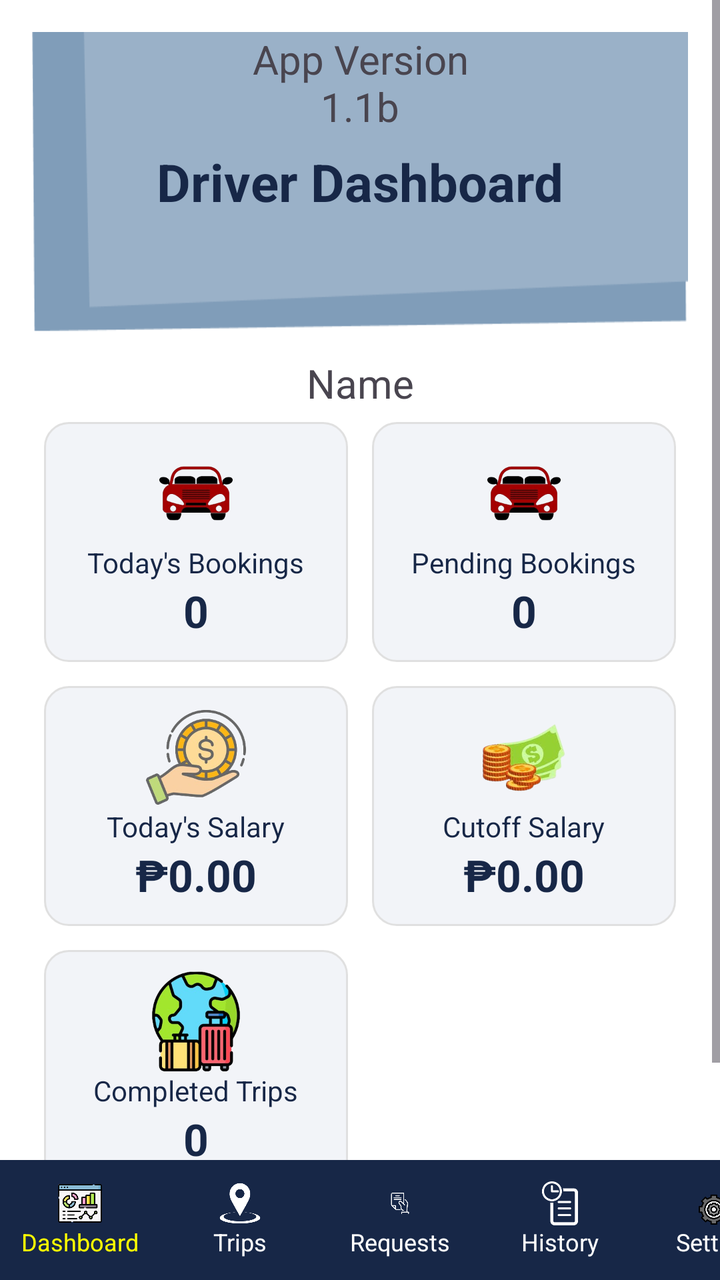
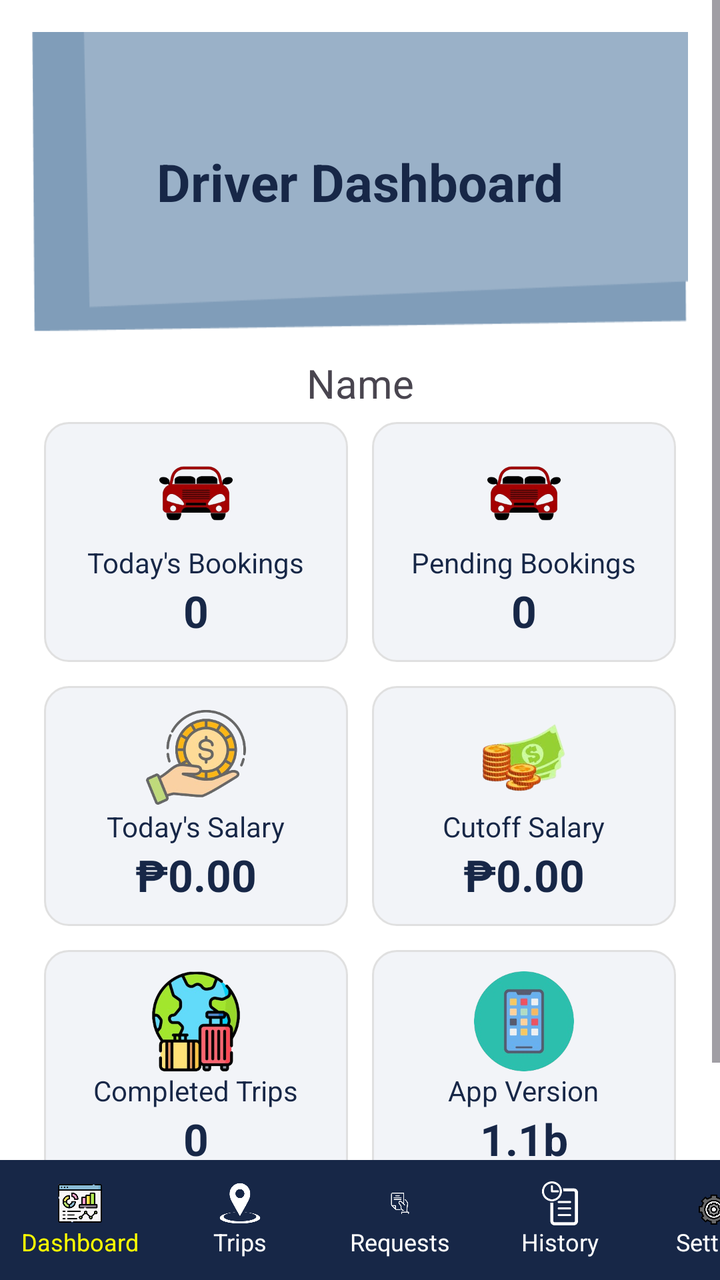

Two renders of the same Android screen: before a commit and after it. Below are the layout's source before the change and the commit's diff.
<!-- AndroidManifest.xml: application theme Theme.OLStar -->
<!-- res/layout/activity_dashboard.xml -->
<?xml version="1.0" encoding="utf-8"?>
<LinearLayout xmlns:android="http://schemas.android.com/apk/res/android"
    xmlns:tools="http://schemas.android.com/tools"
    xmlns:app="http://schemas.android.com/apk/res-auto"
    android:id="@+id/main"
    android:layout_width="match_parent"
    android:layout_height="match_parent"
    tools:context=".drivers.DashboardActivity"
    android:orientation="vertical"
    android:fitsSystemWindows="true"
    android:background="#FFFFFF">

    

    <ScrollView
        android:layout_width="match_parent"
        android:layout_height="0dp"
        android:layout_weight="1">

        <LinearLayout
            android:layout_width="match_parent"
            android:layout_height="wrap_content"
            android:orientation="vertical"
            android:padding="16dp">

            
            <FrameLayout
                android:layout_width="match_parent"
                android:layout_height="150dp"
                android:layout_marginBottom="12dp">

                <ImageView
                    android:layout_width="match_parent"
                    android:layout_height="match_parent"
                    android:src="@drawable/background_event"
                    android:scaleType="fitXY"/>

                <TextView
                    android:layout_gravity="center"
                    android:text="Driver Dashboard"
                    android:textSize="26sp"
                    android:textStyle="bold"
                    android:textColor="#172747"
                    android:layout_height="wrap_content"
                    android:layout_width="wrap_content"/>

                <TextView
                    android:layout_width="match_parent"
                    android:layout_height="wrap_content"
                    android:text="App Version\n1.1b"
                    android:textSize="20dp"
                    android:textAlignment="center"/>
            </FrameLayout>

            <TextView
                android:id="@+id/tvName"
                android:layout_width="match_parent"
                android:layout_height="wrap_content"
                android:text="Name"
                android:textAlignment="center"
                android:textSize="20dp" />

            
            <GridLayout
                android:layout_width="match_parent"
                android:layout_height="wrap_content"
                android:columnCount="2"
                android:layout_marginBottom="16dp">

                
                <LinearLayout
                    android:id="@+id/llTodaysBookings"
                    android:layout_width="0dp"
                    android:layout_height="120dp"
                    android:layout_columnWeight="1"
                    android:layout_margin="6dp"
                    android:background="@drawable/dashboard_card_bg"
                    android:gravity="center"
                    android:orientation="vertical">

                    <ImageView
                        android:layout_width="50dp"
                        android:layout_height="50dp"
                        android:src="@drawable/ic_car_icon"/>

                    <TextView
                        android:text="Today's Bookings"
                        android:textSize="14sp"
                        android:layout_height="wrap_content"
                        android:layout_width="wrap_content"
                        android:textColor="#172747"/>

                    <TextView
                        android:id="@+id/tvTotalBookings"
                        android:text="0"
                        android:textStyle="bold"
                        android:textSize="22sp"
                        android:layout_height="wrap_content"
                        android:layout_width="wrap_content"
                        android:textColor="#172747"/>
                </LinearLayout>

                
                <LinearLayout
                    android:layout_width="0dp"
                    android:layout_height="120dp"
                    android:layout_columnWeight="1"
                    android:layout_margin="6dp"
                    android:background="@drawable/dashboard_card_bg"
                    android:gravity="center"
                    android:orientation="vertical">

                    <ImageView
                        android:layout_width="50dp"
                        android:layout_height="50dp"
                        android:src="@drawable/ic_car_icon"/>

                    <TextView
                        android:text="Pending Bookings"
                        android:textSize="14sp"
                        android:layout_height="wrap_content"
                        android:layout_width="wrap_content"
                        android:textColor="#172747"/>

                    <TextView
                        android:id="@+id/tvPendingBookings"
                        android:text="0"
                        android:textStyle="bold"
                        android:textSize="22sp"
                        android:layout_height="wrap_content"
                        android:layout_width="wrap_content"
                        android:textColor="#172747"/>
                </LinearLayout>

                
                <LinearLayout
                    android:layout_width="0dp"
                    android:layout_height="120dp"
                    android:layout_columnWeight="1"
                    android:layout_margin="6dp"
                    android:background="@drawable/dashboard_card_bg"
                    android:gravity="center"
                    android:orientation="vertical">

                    <ImageView
                        android:layout_width="50dp"
                        android:layout_height="50dp"
                        android:src="@drawable/ic_today_earning"/>

                    <TextView
                        android:text="Today's Salary"
                        android:textSize="14sp"
                        android:layout_height="wrap_content"
                        android:layout_width="wrap_content"
                        android:textColor="#172747"/>

                    <TextView
                        android:id="@+id/tvTodayEarnings"
                        android:text="₱0.00"
                        android:textStyle="bold"
                        android:textSize="22sp"
                        android:layout_height="wrap_content"
                        android:layout_width="wrap_content"
                        android:textColor="#172747"/>
                </LinearLayout>

                
                <LinearLayout
                    android:layout_width="0dp"
                    android:layout_height="120dp"
                    android:layout_columnWeight="1"
                    android:layout_margin="6dp"
                    android:background="@drawable/dashboard_card_bg"
                    android:gravity="center"
                    android:orientation="vertical">

                    <ImageView
                        android:layout_width="50dp"
                        android:layout_height="50dp"
                        android:src="@drawable/ic_weekly_earning"/>

                    <TextView
                        android:text="Cutoff Salary"
                        android:textSize="14sp"
                        android:layout_height="wrap_content"
                        android:layout_width="wrap_content"
                        android:textColor="#172747"/>

                    <TextView
                        android:id="@+id/tvWeeklyEarnings"
                        android:text="₱0.00"
                        android:textStyle="bold"
                        android:textSize="22sp"
                        android:layout_height="wrap_content"
                        android:layout_width="wrap_content"
                        android:textColor="#172747"/>
                </LinearLayout>

                
                <LinearLayout
                    android:layout_width="0dp"
                    android:layout_height="120dp"
                    android:layout_columnWeight="1"
                    android:layout_margin="6dp"
                    android:background="@drawable/dashboard_card_bg"
                    android:gravity="center"
                    android:orientation="vertical">

                    <ImageView
                        android:layout_width="50dp"
                        android:layout_height="50dp"
                        android:src="@drawable/ic_total_trips"/>

                    <TextView
                        android:text="Completed Trips"
                        android:textSize="14sp"
                        android:layout_height="wrap_content"
                        android:layout_width="wrap_content"
                        android:textColor="#172747"/>

                    <TextView
                        android:id="@+id/tvCompletedTrips"
                        android:text="0"
                        android:textStyle="bold"
                        android:textSize="22sp"
                        android:layout_height="wrap_content"
                        android:layout_width="wrap_content"
                        android:textColor="#172747"/>
                </LinearLayout>

            </GridLayout>

        </LinearLayout>
    </ScrollView>

    
    <HorizontalScrollView
        android:layout_width="match_parent"
        android:layout_height="60dp"
        android:fillViewport="true"
        android:scrollbars="none"
        android:background="#172747">

        <LinearLayout
            android:layout_width="wrap_content"
            android:layout_height="match_parent"
            android:orientation="horizontal"
            android:gravity="center">

            
            <LinearLayout
                android:id="@+id/navDashboard"
                android:layout_width="80dp"
                android:layout_height="match_parent"
                android:orientation="vertical"
                android:gravity="center">

                <ImageView
                    android:layout_width="22dp"
                    android:layout_height="22dp"
                    android:src="@drawable/ic_dashboard"/>

                <TextView
                    android:layout_width="wrap_content"
                    android:layout_height="wrap_content"
                    android:text="Dashboard"
                    android:textSize="12sp"
                    android:textColor="#FFFF00"/>
            </LinearLayout>

            
            <LinearLayout
                android:id="@+id/navTrips"
                android:layout_width="80dp"
                android:layout_height="match_parent"
                android:orientation="vertical"
                android:gravity="center">

                <ImageView
                    android:layout_width="22dp"
                    android:layout_height="22dp"
                    android:src="@drawable/ic_trips"
                    app:tint="#FFFFFF"/>

                <TextView
                    android:layout_width="wrap_content"
                    android:layout_height="wrap_content"
                    android:text="Trips"
                    android:textSize="12sp"
                    android:textColor="#FFFFFF"/>
            </LinearLayout>

            
            <LinearLayout
                android:id="@+id/navRequests"
                android:layout_width="80dp"
                android:layout_height="match_parent"
                android:orientation="vertical"
                android:gravity="center">

                <ImageView
                    android:layout_width="22dp"
                    android:layout_height="22dp"
                    android:src="@drawable/ic_request"
                    app:tint="#FFFFFF"/>

                <TextView
                    android:layout_width="wrap_content"
                    android:layout_height="wrap_content"
                    android:text="Requests"
                    android:textSize="12sp"
                    android:textColor="#FFFFFF"/>
            </LinearLayout>

            
            <LinearLayout
                android:id="@+id/navHistory"
                android:layout_width="80dp"
                android:layout_height="match_parent"
                android:orientation="vertical"
                android:gravity="center">

                <ImageView
                    android:layout_width="22dp"
                    android:layout_height="22dp"
                    android:src="@drawable/ic_history"
                    app:tint="@android:color/white"/>

                <TextView
                    android:layout_width="wrap_content"
                    android:layout_height="wrap_content"
                    android:text="History"
                    android:textSize="12sp"
                    android:textColor="#FFFFFF"/>
            </LinearLayout>

            
            <LinearLayout
                android:id="@+id/navSettings"
                android:layout_width="80dp"
                android:layout_height="match_parent"
                android:orientation="vertical"
                android:gravity="center">

                <ImageView
                    android:layout_width="22dp"
                    android:layout_height="22dp"
                    android:src="@drawable/ic_settings"/>

                <TextView
                    android:layout_width="wrap_content"
                    android:layout_height="wrap_content"
                    android:text="Settings"
                    android:textSize="12sp"
                    android:textColor="#FFFFFF"/>
            </LinearLayout>
        </LinearLayout>
    </HorizontalScrollView>
</LinearLayout>
<!-- resources referenced by this layout -->
<resources>
  <!-- drawable background_event: png bitmap (drawable, 3141 bytes) -->
  <!-- drawable dashboard_card_bg (drawable) -->
  <shape xmlns:android="http://schemas.android.com/apk/res/android"
      android:shape="rectangle">
      <solid android:color="#F2F4F8" />
      <corners android:radius="12dp" />
      <padding
          android:left="8dp"
          android:top="8dp"
          android:right="8dp"
          android:bottom="8dp"/>
      <stroke android:color="#E0E0E0" android:width="1dp" />
  </shape>
  <!-- drawable ic_car_icon: png bitmap (drawable, 28105 bytes) -->
  <!-- drawable ic_dashboard: png bitmap (drawable, 57213 bytes) -->
  <!-- drawable ic_history: png bitmap (drawable, 12447 bytes) -->
  <!-- drawable ic_request: png bitmap (drawable, 14223 bytes) -->
  <!-- drawable ic_settings: png bitmap (drawable, 46403 bytes) -->
  <!-- drawable ic_today_earning: png bitmap (drawable, 68822 bytes) -->
  <!-- drawable ic_total_trips: png bitmap (drawable, 69044 bytes) -->
  <!-- drawable ic_trips: png bitmap (drawable, 17796 bytes) -->
  <!-- drawable ic_weekly_earning: png bitmap (drawable, 55171 bytes) -->
  <style name="Theme.OLStar" parent="Base.Theme.OLStar" />
  <style name="Base.Theme.OLStar" parent="Theme.Material3.DayNight.NoActionBar">
          
          
      </style>
</resources>

<!-- the commit's change to res/layout/activity_dashboard.xml (unified diff, before → after) -->
@@ -43,13 +43,6 @@
                     android:textColor="#172747"
                     android:layout_height="wrap_content"
                     android:layout_width="wrap_content"/>
-
-                <TextView
-                    android:layout_width="match_parent"
-                    android:layout_height="wrap_content"
-                    android:text="App Version\n1.1b"
-                    android:textSize="20dp"
-                    android:textAlignment="center"/>
             </FrameLayout>
 
             <TextView
@@ -228,6 +221,37 @@
                         android:textColor="#172747"/>
                 </LinearLayout>
 
+                
+                <LinearLayout
+                    android:layout_width="0dp"
+                    android:layout_height="120dp"
+                    android:layout_columnWeight="1"
+                    android:layout_margin="6dp"
+                    android:background="@drawable/dashboard_card_bg"
+                    android:gravity="center"
+                    android:orientation="vertical">
+
+                    <ImageView
+                        android:layout_width="50dp"
+                        android:layout_height="50dp"
+                        android:src="@drawable/ic_app_version"/>
+
+                    <TextView
+                        android:text="App Version"
+                        android:textSize="14sp"
+                        android:layout_height="wrap_content"
+                        android:layout_width="wrap_content"
+                        android:textColor="#172747"/>
+
+                    <TextView
+                        android:text="1.1b"
+                        android:textStyle="bold"
+                        android:textSize="22sp"
+                        android:layout_height="wrap_content"
+                        android:layout_width="wrap_content"
+                        android:textColor="#172747"/>
+                </LinearLayout>
+
             </GridLayout>
 
         </LinearLayout>
<!-- resource entries referenced after the edit -->
@@ -13,6 +13,7 @@
           android:bottom="8dp"/>
       <stroke android:color="#E0E0E0" android:width="1dp" />
   </shape>
+  <!-- drawable ic_app_version: png bitmap (drawable, 51486 bytes) -->
   <!-- drawable ic_car_icon: png bitmap (drawable, 28105 bytes) -->
   <!-- drawable ic_dashboard: png bitmap (drawable, 57213 bytes) -->
   <!-- drawable ic_history: png bitmap (drawable, 12447 bytes) -->
